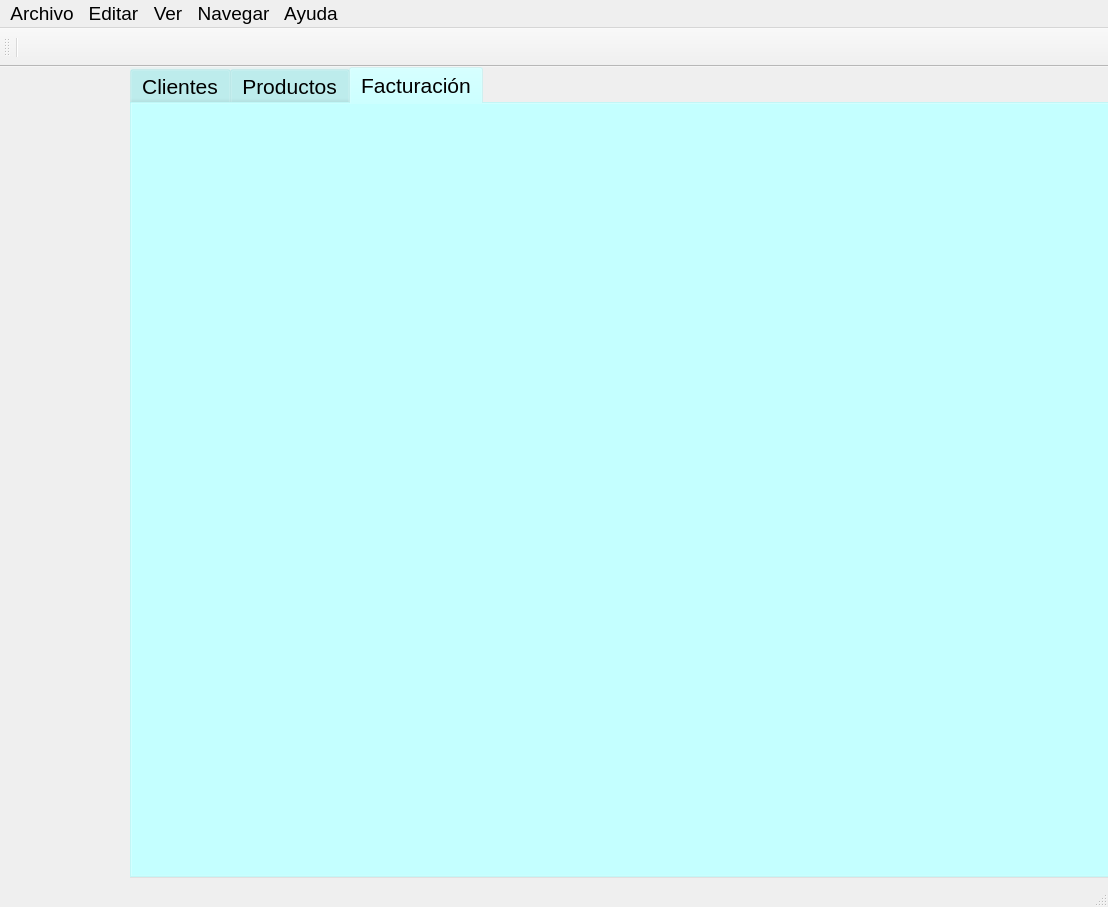
IagoBoente/ventanaQT_2, file ventana.ui: the form before one commit.
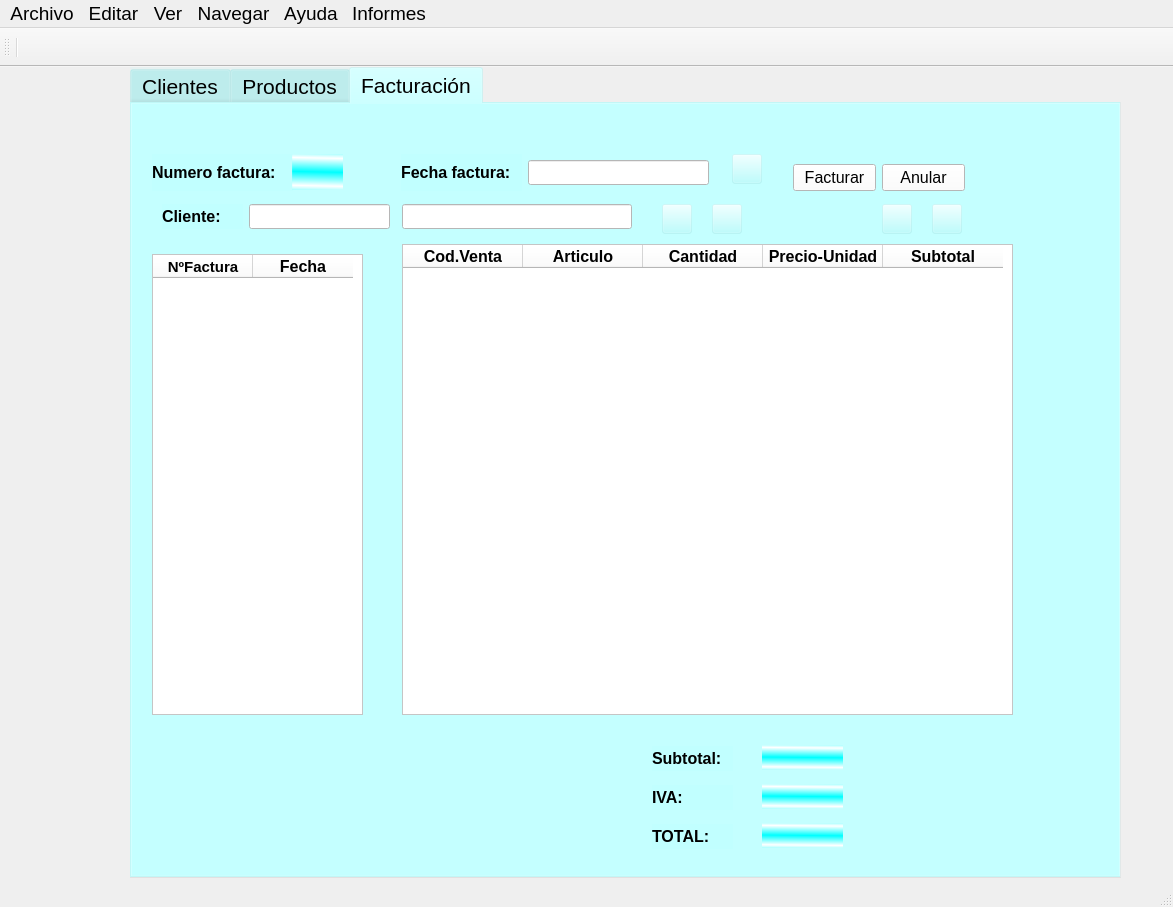
The form after the commit. The open tabs and pages were chosen to show the change. Icons and pictures are not drawn.

What changed in the file:
```diff
--- a/ventana.ui
+++ b/ventana.ui
@@ -9,7 +9,7 @@
    <rect>
     <x>0</x>
     <y>0</y>
-    <width>1108</width>
+    <width>1173</width>
     <height>907</height>
    </rect>
   </property>
@@ -1464,6 +1464,633 @@
      <attribute name="title">
       <string>Facturación</string>
      </attribute>
+     <widget class="QTableWidget" name="tableFac">
+      <property name="geometry">
+       <rect>
+        <x>20</x>
+        <y>150</y>
+        <width>211</width>
+        <height>461</height>
+       </rect>
+      </property>
+      <property name="styleSheet">
+       <string notr="true">background-color:rgb(255, 255, 255);
+gridline-color:rgb(0, 0, 0);
+boder-color:rgb(0, 0, 0);</string>
+      </property>
+      <property name="sizeAdjustPolicy">
+       <enum>QAbstractScrollArea::AdjustToContents</enum>
+      </property>
+      <property name="alternatingRowColors">
+       <bool>true</bool>
+      </property>
+      <attribute name="horizontalHeaderDefaultSectionSize">
+       <number>100</number>
+      </attribute>
+      <attribute name="horizontalHeaderMinimumSectionSize">
+       <number>0</number>
+      </attribute>
+      <column>
+       <property name="text">
+        <string>NºFactura</string>
+       </property>
+       <property name="font">
+        <font>
+         <pointsize>11</pointsize>
+         <weight>75</weight>
+         <bold>true</bold>
+        </font>
+       </property>
+      </column>
+      <column>
+       <property name="text">
+        <string>Fecha</string>
+       </property>
+       <property name="font">
+        <font>
+         <pointsize>12</pointsize>
+         <weight>75</weight>
+         <bold>true</bold>
+        </font>
+       </property>
+      </column>
+     </widget>
+     <widget class="QTableWidget" name="tableVenta">
+      <property name="geometry">
+       <rect>
+        <x>270</x>
+        <y>140</y>
+        <width>611</width>
+        <height>471</height>
+       </rect>
+      </property>
+      <property name="styleSheet">
+       <string notr="true">background-color:rgb(255, 255, 255);
+gridline-color:rgb(0, 0, 0);
+boder-color:rgb(0, 0, 0);</string>
+      </property>
+      <property name="sizeAdjustPolicy">
+       <enum>QAbstractScrollArea::AdjustToContents</enum>
+      </property>
+      <property name="alternatingRowColors">
+       <bool>true</bool>
+      </property>
+      <attribute name="horizontalHeaderDefaultSectionSize">
+       <number>120</number>
+      </attribute>
+      <attribute name="horizontalHeaderMinimumSectionSize">
+       <number>0</number>
+      </attribute>
+      <column>
+       <property name="text">
+        <string>Cod.Venta</string>
+       </property>
+       <property name="font">
+        <font>
+         <pointsize>12</pointsize>
+         <weight>75</weight>
+         <bold>true</bold>
+        </font>
+       </property>
+      </column>
+      <column>
+       <property name="text">
+        <string>Articulo</string>
+       </property>
+       <property name="font">
+        <font>
+         <pointsize>12</pointsize>
+         <weight>75</weight>
+         <bold>true</bold>
+        </font>
+       </property>
+      </column>
+      <column>
+       <property name="text">
+        <string>Cantidad</string>
+       </property>
+       <property name="font">
+        <font>
+         <pointsize>12</pointsize>
+         <weight>75</weight>
+         <bold>true</bold>
+        </font>
+       </property>
+      </column>
+      <column>
+       <property name="text">
+        <string>Precio-Unidad</string>
+       </property>
+       <property name="font">
+        <font>
+         <pointsize>12</pointsize>
+         <weight>75</weight>
+         <bold>true</bold>
+        </font>
+       </property>
+      </column>
+      <column>
+       <property name="text">
+        <string>Subtotal</string>
+       </property>
+       <property name="font">
+        <font>
+         <pointsize>12</pointsize>
+         <weight>75</weight>
+         <bold>true</bold>
+        </font>
+       </property>
+      </column>
+     </widget>
+     <widget class="QLabel" name="lblCodFact">
+      <property name="geometry">
+       <rect>
+        <x>160</x>
+        <y>50</y>
+        <width>51</width>
+        <height>36</height>
+       </rect>
+      </property>
+      <property name="font">
+       <font>
+        <family>Tahoma</family>
+        <pointsize>12</pointsize>
+        <weight>50</weight>
+        <bold>false</bold>
+       </font>
+      </property>
+      <property name="styleSheet">
+       <string notr="true">background-color: qlineargradient(spread:reflect, x1:0.602273, y1:0.5, x2:0.614, y2:0.113636, stop:0 rgba(0, 255, 255, 255), stop:1 rgba(255, 255, 255, 255));</string>
+      </property>
+      <property name="text">
+       <string/>
+      </property>
+     </widget>
+     <widget class="QPushButton" name="btnBuscar_2">
+      <property name="geometry">
+       <rect>
+        <x>530</x>
+        <y>100</y>
+        <width>30</width>
+        <height>30</height>
+       </rect>
+      </property>
+      <property name="maximumSize">
+       <size>
+        <width>30</width>
+        <height>30</height>
+       </size>
+      </property>
+      <property name="text">
+       <string/>
+      </property>
+      <property name="icon">
+       <iconset>
+        <normaloff>img/search.png</normaloff>img/search.png</iconset>
+      </property>
+      <property name="iconSize">
+       <size>
+        <width>30</width>
+        <height>30</height>
+       </size>
+      </property>
+      <property name="checkable">
+       <bool>false</bool>
+      </property>
+     </widget>
+     <widget class="QPushButton" name="btnCalendar_2">
+      <property name="geometry">
+       <rect>
+        <x>600</x>
+        <y>50</y>
+        <width>30</width>
+        <height>30</height>
+       </rect>
+      </property>
+      <property name="maximumSize">
+       <size>
+        <width>30</width>
+        <height>30</height>
+       </size>
+      </property>
+      <property name="text">
+       <string/>
+      </property>
+      <property name="icon">
+       <iconset>
+        <normaloff>img/calendar.png</normaloff>img/calendar.png</iconset>
+      </property>
+      <property name="iconSize">
+       <size>
+        <width>40</width>
+        <height>40</height>
+       </size>
+      </property>
+     </widget>
+     <widget class="QPushButton" name="btnRecargar_3">
+      <property name="geometry">
+       <rect>
+        <x>580</x>
+        <y>100</y>
+        <width>30</width>
+        <height>30</height>
+       </rect>
+      </property>
+      <property name="maximumSize">
+       <size>
+        <width>30</width>
+        <height>30</height>
+       </size>
+      </property>
+      <property name="text">
+       <string/>
+      </property>
+      <property name="icon">
+       <iconset>
+        <normaloff>img/reload.jpg</normaloff>img/reload.jpg</iconset>
+      </property>
+      <property name="iconSize">
+       <size>
+        <width>50</width>
+        <height>50</height>
+       </size>
+      </property>
+     </widget>
+     <widget class="QLineEdit" name="ltCalendar_2">
+      <property name="geometry">
+       <rect>
+        <x>396</x>
+        <y>56</y>
+        <width>181</width>
+        <height>25</height>
+       </rect>
+      </property>
+      <property name="font">
+       <font>
+        <family>Tahoma</family>
+        <pointsize>12</pointsize>
+       </font>
+      </property>
+      <property name="styleSheet">
+       <string notr="true">background-color:rgb(255, 255, 255)</string>
+      </property>
+      <property name="text">
+       <string/>
+      </property>
+     </widget>
+     <widget class="QLabel" name="lblFechaFact">
+      <property name="geometry">
+       <rect>
+        <x>269</x>
+        <y>50</y>
+        <width>121</width>
+        <height>37</height>
+       </rect>
+      </property>
+      <property name="font">
+       <font>
+        <family>Tahoma</family>
+        <pointsize>12</pointsize>
+        <weight>75</weight>
+        <bold>true</bold>
+       </font>
+      </property>
+      <property name="text">
+       <string>Fecha factura:</string>
+      </property>
+     </widget>
+     <widget class="QLabel" name="lblFechaFact_2">
+      <property name="geometry">
+       <rect>
+        <x>20</x>
+        <y>50</y>
+        <width>141</width>
+        <height>37</height>
+       </rect>
+      </property>
+      <property name="font">
+       <font>
+        <family>Tahoma</family>
+        <pointsize>12</pointsize>
+        <weight>75</weight>
+        <bold>true</bold>
+       </font>
+      </property>
+      <property name="text">
+       <string>Numero factura:</string>
+      </property>
+     </widget>
+     <widget class="QLineEdit" name="ltCodCli">
+      <property name="geometry">
+       <rect>
+        <x>117</x>
+        <y>100</y>
+        <width>141</width>
+        <height>25</height>
+       </rect>
+      </property>
+      <property name="font">
+       <font>
+        <family>Tahoma</family>
+        <pointsize>12</pointsize>
+       </font>
+      </property>
+      <property name="tabletTracking">
+       <bool>false</bool>
+      </property>
+      <property name="layoutDirection">
+       <enum>Qt::LeftToRight</enum>
+      </property>
+      <property name="styleSheet">
+       <string notr="true">background-color:rgb(255, 255, 255)</string>
+      </property>
+     </widget>
+     <widget class="QLabel" name="lblCliente">
+      <property name="geometry">
+       <rect>
+        <x>30</x>
+        <y>100</y>
+        <width>81</width>
+        <height>25</height>
+       </rect>
+      </property>
+      <property name="font">
+       <font>
+        <family>Tahoma</family>
+        <pointsize>12</pointsize>
+        <weight>75</weight>
+        <bold>true</bold>
+       </font>
+      </property>
+      <property name="text">
+       <string>Cliente:</string>
+      </property>
+     </widget>
+     <widget class="QLineEdit" name="ltNombreCli">
+      <property name="geometry">
+       <rect>
+        <x>270</x>
+        <y>100</y>
+        <width>230</width>
+        <height>25</height>
+       </rect>
+      </property>
+      <property name="font">
+       <font>
+        <family>Tahoma</family>
+        <pointsize>12</pointsize>
+       </font>
+      </property>
+      <property name="tabletTracking">
+       <bool>false</bool>
+      </property>
+      <property name="layoutDirection">
+       <enum>Qt::LeftToRight</enum>
+      </property>
+      <property name="styleSheet">
+       <string notr="true">background-color:rgb(255, 255, 255)</string>
+      </property>
+     </widget>
+     <widget class="QPushButton" name="btnFacturar">
+      <property name="geometry">
+       <rect>
+        <x>661</x>
+        <y>60</y>
+        <width>83</width>
+        <height>27</height>
+       </rect>
+      </property>
+      <property name="font">
+       <font>
+        <family>Tahoma</family>
+        <pointsize>12</pointsize>
+       </font>
+      </property>
+      <property name="styleSheet">
+       <string notr="true">background-color:rgb(255, 255, 255)</string>
+      </property>
+      <property name="text">
+       <string>Facturar</string>
+      </property>
+     </widget>
+     <widget class="QPushButton" name="btnAnular">
+      <property name="geometry">
+       <rect>
+        <x>750</x>
+        <y>60</y>
+        <width>83</width>
+        <height>27</height>
+       </rect>
+      </property>
+      <property name="font">
+       <font>
+        <family>Tahoma</family>
+        <pointsize>12</pointsize>
+       </font>
+      </property>
+      <property name="styleSheet">
+       <string notr="true">background-color:rgb(255, 255, 255)</string>
+      </property>
+      <property name="text">
+       <string>Anular</string>
+      </property>
+     </widget>
+     <widget class="QPushButton" name="btnConfirmar">
+      <property name="geometry">
+       <rect>
+        <x>750</x>
+        <y>100</y>
+        <width>30</width>
+        <height>30</height>
+       </rect>
+      </property>
+      <property name="maximumSize">
+       <size>
+        <width>30</width>
+        <height>30</height>
+       </size>
+      </property>
+      <property name="text">
+       <string/>
+      </property>
+      <property name="icon">
+       <iconset>
+        <normaloff>img/confirmar.jpg</normaloff>img/confirmar.jpg</iconset>
+      </property>
+      <property name="iconSize">
+       <size>
+        <width>50</width>
+        <height>50</height>
+       </size>
+      </property>
+      <property name="checkable">
+       <bool>false</bool>
+      </property>
+     </widget>
+     <widget class="QPushButton" name="btnCancelar">
+      <property name="geometry">
+       <rect>
+        <x>800</x>
+        <y>100</y>
+        <width>30</width>
+        <height>30</height>
+       </rect>
+      </property>
+      <property name="maximumSize">
+       <size>
+        <width>30</width>
+        <height>30</height>
+       </size>
+      </property>
+      <property name="text">
+       <string/>
+      </property>
+      <property name="icon">
+       <iconset>
+        <normaloff>img/cancelar.png</normaloff>img/cancelar.png</iconset>
+      </property>
+      <property name="iconSize">
+       <size>
+        <width>30</width>
+        <height>30</height>
+       </size>
+      </property>
+     </widget>
+     <widget class="QLabel" name="lbliva">
+      <property name="geometry">
+       <rect>
+        <x>520</x>
+        <y>681</y>
+        <width>81</width>
+        <height>25</height>
+       </rect>
+      </property>
+      <property name="font">
+       <font>
+        <family>Tahoma</family>
+        <pointsize>12</pointsize>
+        <weight>75</weight>
+        <bold>true</bold>
+       </font>
+      </property>
+      <property name="text">
+       <string>IVA:</string>
+      </property>
+     </widget>
+     <widget class="QLabel" name="lblTotal">
+      <property name="geometry">
+       <rect>
+        <x>520</x>
+        <y>720</y>
+        <width>81</width>
+        <height>25</height>
+       </rect>
+      </property>
+      <property name="font">
+       <font>
+        <family>Tahoma</family>
+        <pointsize>12</pointsize>
+        <weight>75</weight>
+        <bold>true</bold>
+       </font>
+      </property>
+      <property name="text">
+       <string>TOTAL:</string>
+      </property>
+     </widget>
+     <widget class="QLabel" name="lblSubtotal">
+      <property name="geometry">
+       <rect>
+        <x>520</x>
+        <y>642</y>
+        <width>81</width>
+        <height>25</height>
+       </rect>
+      </property>
+      <property name="font">
+       <font>
+        <family>Tahoma</family>
+        <pointsize>12</pointsize>
+        <weight>75</weight>
+        <bold>true</bold>
+       </font>
+      </property>
+      <property name="text">
+       <string>Subtotal:</string>
+      </property>
+     </widget>
+     <widget class="QLabel" name="lblFactTotal">
+      <property name="geometry">
+       <rect>
+        <x>630</x>
+        <y>719</y>
+        <width>81</width>
+        <height>25</height>
+       </rect>
+      </property>
+      <property name="font">
+       <font>
+        <family>Tahoma</family>
+        <pointsize>12</pointsize>
+        <weight>75</weight>
+        <bold>true</bold>
+       </font>
+      </property>
+      <property name="styleSheet">
+       <string notr="true">background-color: qlineargradient(spread:reflect, x1:0.602273, y1:0.5, x2:0.614, y2:0.113636, stop:0 rgba(0, 255, 255, 255), stop:1 rgba(255, 255, 255, 255));</string>
+      </property>
+      <property name="text">
+       <string/>
+      </property>
+     </widget>
+     <widget class="QLabel" name="lblFactSubtotal">
+      <property name="geometry">
+       <rect>
+        <x>630</x>
+        <y>641</y>
+        <width>81</width>
+        <height>25</height>
+       </rect>
+      </property>
+      <property name="font">
+       <font>
+        <family>Tahoma</family>
+        <pointsize>12</pointsize>
+        <weight>75</weight>
+        <bold>true</bold>
+       </font>
+      </property>
+      <property name="styleSheet">
+       <string notr="true">background-color: qlineargradient(spread:reflect, x1:0.602273, y1:0.5, x2:0.614, y2:0.113636, stop:0 rgba(0, 255, 255, 255), stop:1 rgba(255, 255, 255, 255));</string>
+      </property>
+      <property name="text">
+       <string/>
+      </property>
+     </widget>
+     <widget class="QLabel" name="lblFactIVA">
+      <property name="geometry">
+       <rect>
+        <x>630</x>
+        <y>680</y>
+        <width>81</width>
+        <height>25</height>
+       </rect>
+      </property>
+      <property name="font">
+       <font>
+        <family>Tahoma</family>
+        <pointsize>12</pointsize>
+        <weight>75</weight>
+        <bold>true</bold>
+       </font>
+      </property>
+      <property name="styleSheet">
+       <string notr="true">background-color: qlineargradient(spread:reflect, x1:0.602273, y1:0.5, x2:0.614, y2:0.113636, stop:0 rgba(0, 255, 255, 255), stop:1 rgba(255, 255, 255, 255));</string>
+      </property>
+      <property name="text">
+       <string/>
+      </property>
+     </widget>
     </widget>
    </widget>
   </widget>
@@ -1472,7 +2099,7 @@
     <rect>
      <x>0</x>
      <y>0</y>
-     <width>1108</width>
+     <width>1173</width>
      <height>29</height>
     </rect>
    </property>
@@ -1516,11 +2143,20 @@
     </property>
     <addaction name="actionAbout"/>
    </widget>
+   <widget class="QMenu" name="menuInformes">
+    <property name="title">
+     <string>Informes</string>
+    </property>
+    <addaction name="actionClientes"/>
+    <addaction name="actionProductos"/>
+    <addaction name="actionFacturas"/>
+   </widget>
    <addaction name="menuArchivo"/>
    <addaction name="menuEditar"/>
    <addaction name="menuVer"/>
    <addaction name="menuNavegar"/>
    <addaction name="menuAyuda"/>
+   <addaction name="menuInformes"/>
   </widget>
   <widget class="QStatusBar" name="statusbar"/>
   <widget class="QToolBar" name="toolBar">
@@ -1537,6 +2173,7 @@
    <addaction name="toolbarAbrir"/>
    <addaction name="toolbarSalir"/>
    <addaction name="toolbarImprimir"/>
+   <addaction name="toolbarBackup"/>
   </widget>
   <action name="actionSalir_2">
    <property name="text">
@@ -1602,6 +2239,33 @@
     <string>About</string>
    </property>
   </action>
+  <action name="actionClientes">
+   <property name="text">
+    <string>Clientes</string>
+   </property>
+  </action>
+  <action name="actionProductos">
+   <property name="text">
+    <string>Productos</string>
+   </property>
+  </action>
+  <action name="actionFacturas">
+   <property name="text">
+    <string>Facturas</string>
+   </property>
+  </action>
+  <action name="toolbarBackup">
+   <property name="icon">
+    <iconset>
+     <normaloff>img/backup.png</normaloff>img/backup.png</iconset>
+   </property>
+   <property name="text">
+    <string/>
+   </property>
+   <property name="toolTip">
+    <string>Backup</string>
+   </property>
+  </action>
  </widget>
  <resources>
   <include location="img/calendar.qrc"/>
```
Left out of the diff: 331 changed lines with no effect on the pictures.
